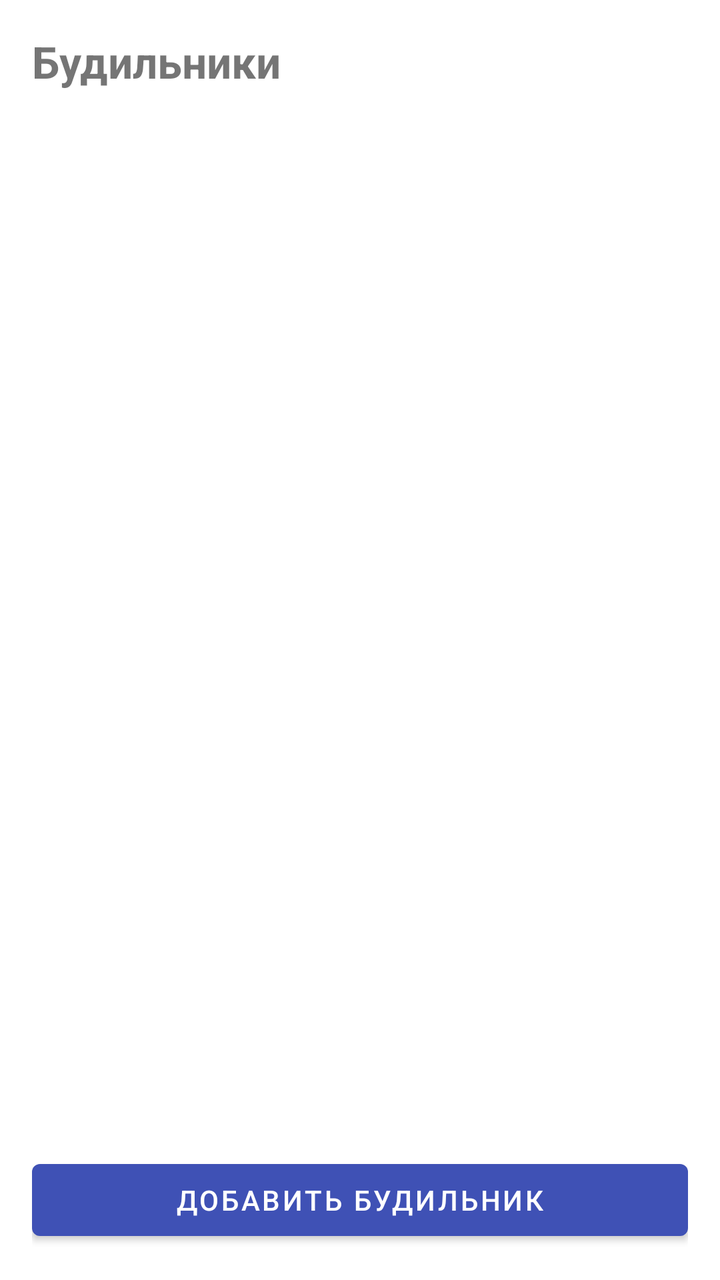
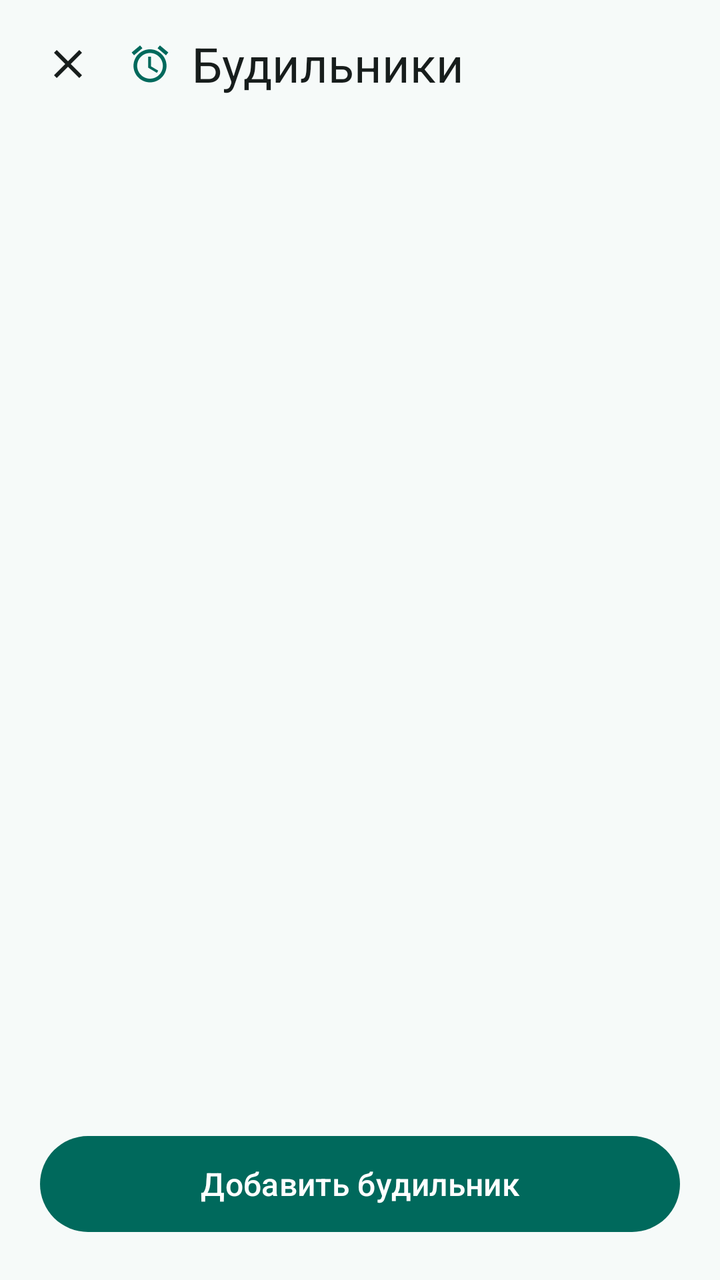

Two renders of the same Android screen: before a commit and after it. Below are the layout's source before the change and the commit's diff.
<!-- AndroidManifest.xml: application theme Theme.Jarvis -->
<!-- res/layout/activity_alarms.xml -->
<?xml version="1.0" encoding="utf-8"?>
<LinearLayout xmlns:android="http://schemas.android.com/apk/res/android"
    android:layout_width="match_parent"
    android:layout_height="match_parent"
    android:orientation="vertical"
    android:padding="16dp">

    <TextView
        android:layout_width="wrap_content"
        android:layout_height="wrap_content"
        android:text="@string/alarms"
        android:textSize="22sp"
        android:textStyle="bold" />

    <androidx.recyclerview.widget.RecyclerView
        android:id="@+id/alarmList"
        android:layout_width="match_parent"
        android:layout_height="0dp"
        android:layout_marginTop="12dp"
        android:layout_weight="1" />

    <Button
        android:id="@+id/addAlarmButton"
        android:layout_width="match_parent"
        android:layout_height="wrap_content"
        android:layout_marginTop="12dp"
        android:text="@string/add_alarm" />
</LinearLayout>
<!-- resources referenced by this layout -->
<resources>
  <style name="Theme.Jarvis" parent="Theme.MaterialComponents.DayNight.NoActionBar">
          <item name="colorPrimary">#3F51B5</item>
          <item name="colorPrimaryVariant">#303F9F</item>
          <item name="colorOnPrimary">#FFFFFF</item>
          <item name="colorSecondary">#FF5722</item>
          <item name="colorOnSecondary">#FFFFFF</item>
          <item name="android:statusBarColor">?attr/colorPrimaryVariant</item>
      </style>
  <!-- unchanged entries left out for length: 2 -->
</resources>

<!-- the commit's change to res/layout/activity_alarms.xml (unified diff, before → after) -->
@@ -1,28 +1,76 @@
 <?xml version="1.0" encoding="utf-8"?>
 <LinearLayout xmlns:android="http://schemas.android.com/apk/res/android"
+    xmlns:app="http://schemas.android.com/apk/res-auto"
     android:layout_width="match_parent"
     android:layout_height="match_parent"
-    android:orientation="vertical"
-    android:padding="16dp">
+    android:background="?android:attr/colorBackground"
+    android:orientation="vertical">
 
-    <TextView
-        android:layout_width="wrap_content"
-        android:layout_height="wrap_content"
-        android:text="@string/alarms"
-        android:textSize="22sp"
-        android:textStyle="bold" />
+    
+    <LinearLayout
+        android:layout_width="match_parent"
+        android:layout_height="?attr/actionBarSize"
+        android:gravity="center_vertical"
+        android:orientation="horizontal"
+        android:paddingStart="12dp"
+        android:paddingEnd="8dp">
+
+        <ImageButton
+            android:id="@+id/backButton"
+            android:layout_width="44dp"
+            android:layout_height="44dp"
+            android:background="?attr/selectableItemBackgroundBorderless"
+            android:contentDescription="@string/close"
+            android:src="@drawable/ic_close"
+            app:tint="?attr/colorOnSurface" />
+
+        <ImageView
+            android:layout_width="22dp"
+            android:layout_height="22dp"
+            android:layout_marginStart="8dp"
+            android:importantForAccessibility="no"
+            android:src="@drawable/ic_alarm"
+            app:tint="?attr/colorPrimary" />
+
+        <TextView
+            android:layout_width="wrap_content"
+            android:layout_height="wrap_content"
+            android:layout_marginStart="10dp"
+            android:text="@string/alarms"
+            style="@style/TextAppearance.Jarvis.ScreenTitle" />
+    </LinearLayout>
 
     <androidx.recyclerview.widget.RecyclerView
         android:id="@+id/alarmList"
         android:layout_width="match_parent"
         android:layout_height="0dp"
-        android:layout_marginTop="12dp"
-        android:layout_weight="1" />
+        android:layout_weight="1"
+        android:clipToPadding="false"
+        android:paddingStart="16dp"
+        android:paddingEnd="16dp"
+        android:paddingTop="4dp"
+        android:paddingBottom="8dp"
+        android:scrollbars="vertical" />
 
-    <Button
+    
+    <TextView
+        android:id="@+id/emptyAlarms"
+        android:layout_width="match_parent"
+        android:layout_height="wrap_content"
+        android:gravity="center"
+        android:padding="32dp"
+        android:text="@string/alarms_empty"
+        android:visibility="gone"
+        style="@style/TextAppearance.Jarvis.Hint" />
+
+    <com.google.android.material.button.MaterialButton
         android:id="@+id/addAlarmButton"
         android:layout_width="match_parent"
-        android:layout_height="wrap_content"
-        android:layout_marginTop="12dp"
-        android:text="@string/add_alarm" />
+        android:layout_height="56dp"
+        android:layout_marginStart="20dp"
+        android:layout_marginEnd="20dp"
+        android:layout_marginBottom="20dp"
+        android:icon="@drawable/ic_alarm"
+        android:text="@string/add_alarm"
+        android:textSize="16sp" />
 </LinearLayout>
<!-- resource entries referenced after the edit -->
@@ -1,13 +1,76 @@
 <!-- resources referenced by this layout -->
 <resources>
-  <style name="Theme.Jarvis" parent="Theme.MaterialComponents.DayNight.NoActionBar">
-          <item name="colorPrimary">#3F51B5</item>
-          <item name="colorPrimaryVariant">#303F9F</item>
-          <item name="colorOnPrimary">#FFFFFF</item>
-          <item name="colorSecondary">#FF5722</item>
-          <item name="colorOnSecondary">#FFFFFF</item>
-          <item name="android:statusBarColor">?attr/colorPrimaryVariant</item>
+  <!-- drawable ic_alarm (drawable) -->
+  <?xml version="1.0" encoding="utf-8"?>
+  <vector xmlns:android="http://schemas.android.com/apk/res/android"
+      android:width="24dp" android:height="24dp"
+      android:viewportWidth="24" android:viewportHeight="24">
+      <path android:fillColor="#FFFFFFFF"
+          android:pathData="M22,5.72l-4.6,-3.86 -1.29,1.53 4.6,3.86L22,5.72zM7.88,3.39L6.6,1.86 2,5.71l1.29,1.53 4.59,-3.85zM12.5,8h-1.5v6l4.75,2.85 0.75,-1.23 -4,-2.37V8zM12,4c-4.97,0 -9,4.03 -9,9s4.02,9 9,9c4.97,0 9,-4.03 9,-9s-4.03,-9 -9,-9zM12,20c-3.87,0 -7,-3.13 -7,-7s3.13,-7 7,-7s7,3.13 7,7s-3.13,7 -7,7z" />
+  </vector>
+  <!-- drawable ic_close (drawable) -->
+  <?xml version="1.0" encoding="utf-8"?>
+  <vector xmlns:android="http://schemas.android.com/apk/res/android"
+      android:width="24dp" android:height="24dp"
+      android:viewportWidth="24" android:viewportHeight="24">
+      <path android:fillColor="#FFFFFFFF"
+          android:pathData="M19,6.41L17.59,5 12,10.59 6.41,5 5,6.41 10.59,12 5,17.59 6.41,19 12,13.41 17.59,19 19,17.59 13.41,12z" />
+  </vector>
+  <string name="alarms_empty">Будильников нет. Скажите «Джарвис, разбуди меня в семь» — или добавьте кнопкой ниже.</string>
+  <string name="close">Закрыть</string>
+  <style name="TextAppearance.Jarvis.Hint" parent="TextAppearance.Material3.BodySmall">
+          <item name="android:textSize">13sp</item>
+          <item name="android:textColor">?attr/colorOnSurfaceVariant</item>
       </style>
+  <style name="TextAppearance.Jarvis.ScreenTitle" parent="TextAppearance.Material3.HeadlineSmall">
+          <item name="android:textSize">24sp</item>
+          <item name="android:fontFamily">sans-serif-medium</item>
+          <item name="android:textColor">?attr/colorOnSurface</item>
+      </style>
+  <style name="Theme.Jarvis" parent="Theme.Material3.DayNight.NoActionBar">
+          <item name="colorPrimary">@color/jarvis_primary</item>
+          <item name="colorOnPrimary">@color/jarvis_on_primary</item>
+          <item name="colorPrimaryContainer">@color/jarvis_primary_container</item>
+          <item name="colorOnPrimaryContainer">@color/jarvis_on_primary_container</item>
+  
+          <item name="colorSecondary">@color/jarvis_secondary</item>
+          <item name="colorOnSecondary">@color/jarvis_on_secondary</item>
+          <item name="colorSecondaryContainer">@color/jarvis_secondary_container</item>
+          <item name="colorOnSecondaryContainer">@color/jarvis_on_secondary_container</item>
+  
+          <item name="colorSurface">@color/jarvis_surface</item>
+          <item name="colorOnSurface">@color/jarvis_on_surface</item>
+          <item name="colorSurfaceVariant">@color/jarvis_surface_variant</item>
+          <item name="colorOnSurfaceVariant">@color/jarvis_on_surface_variant</item>
+          <item name="colorOutline">@color/jarvis_outline</item>
+  
+          <item name="colorError">@color/jarvis_error</item>
+          <item name="colorOnError">@color/jarvis_on_error</item>
+          <item name="colorErrorContainer">@color/jarvis_error_container</item>
+          <item name="colorOnErrorContainer">@color/jarvis_on_error_container</item>
+  
+          <item name="android:colorBackground">@color/jarvis_background</item>
+          <item name="android:statusBarColor">@color/jarvis_surface</item>
+          <item name="android:windowLightStatusBar">@bool/jarvis_light_bars</item>
+      </style>
+  <color name="jarvis_primary">#00695C</color>
+  <color name="jarvis_on_primary">#FFFFFF</color>
+  <color name="jarvis_primary_container">#B2F1E8</color>
+  <color name="jarvis_on_primary_container">#00201C</color>
+  <color name="jarvis_secondary">#7A5900</color>
+  <color name="jarvis_on_secondary">#FFFFFF</color>
+  <color name="jarvis_secondary_container">#FFDF9E</color>
+  <color name="jarvis_on_secondary_container">#261A00</color>
+  <color name="jarvis_surface">#F6FAF9</color>
+  <color name="jarvis_on_surface">#171D1C</color>
+  <color name="jarvis_surface_variant">#DAE5E2</color>
+  <color name="jarvis_on_surface_variant">#3F4947</color>
+  <color name="jarvis_outline">#6F7977</color>
+  <color name="jarvis_error">#BA1A1A</color>
+  <color name="jarvis_on_error">#FFFFFF</color>
+  <color name="jarvis_error_container">#FFDAD6</color>
+  <color name="jarvis_on_error_container">#410002</color>
+  <color name="jarvis_background">#F6FAF9</color>
   <!-- unchanged entries left out for length: 2 -->
 </resources>
 
